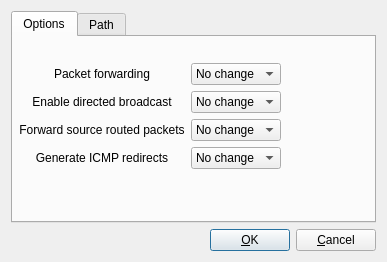
First picture: the form in src/gui/openbsdadvanceddialog_q.ui, repository fwbuilder/fwbuilder, before the edit.
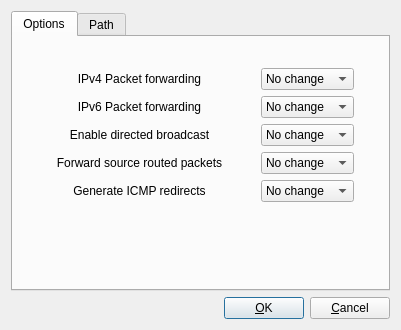
Second picture: the form after the edit.

Patch:
```diff
--- a/src/gui/openbsdadvanceddialog_q.ui
+++ b/src/gui/openbsdadvanceddialog_q.ui
@@ -5,8 +5,8 @@
    <rect>
     <x>0</x>
     <y>0</y>
-    <width>387</width>
-    <height>262</height>
+    <width>401</width>
+    <height>330</height>
    </rect>
   </property>
   <property name="windowTitle" >
@@ -16,7 +16,19 @@
    <property name="margin" >
     <number>11</number>
    </property>
-   <property name="spacing" >
+   <property name="topMargin" >
+    <number>11</number>
+   </property>
+   <property name="rightMargin" >
+    <number>11</number>
+   </property>
+   <property name="bottomMargin" >
+    <number>11</number>
+   </property>
+   <property name="horizontalSpacing" >
+    <number>6</number>
+   </property>
+   <property name="verticalSpacing" >
     <number>6</number>
    </property>
    <item row="1" column="0" >
@@ -81,16 +93,26 @@
        <string>Options</string>
       </attribute>
       <layout class="QGridLayout" >
-       <property name="margin" >
-        <number>6</number>
-       </property>
-       <property name="spacing" >
-        <number>6</number>
-       </property>
-       <item row="3" column="0" >
-        <widget class="QLabel" name="label538" >
+       <item row="0" column="0" >
+        <spacer>
+         <property name="orientation" >
+          <enum>Qt::Vertical</enum>
+         </property>
+         <property name="sizeType" >
+          <enum>QSizePolicy::Fixed</enum>
+         </property>
+         <property name="sizeHint" >
+          <size>
+           <width>20</width>
+           <height>20</height>
+          </size>
+         </property>
+        </spacer>
+       </item>
+       <item row="1" column="0" >
+        <widget class="QLabel" name="label534" >
          <property name="text" >
-          <string>Forward source routed packets</string>
+          <string>IPv4 Packet forwarding</string>
          </property>
          <property name="alignment" >
           <set>Qt::AlignCenter</set>
@@ -100,7 +122,80 @@
          </property>
         </widget>
        </item>
+       <item row="1" column="1" >
+        <widget class="QComboBox" name="openbsd_ip_forward" >
+         <property name="currentIndex" >
+          <number>0</number>
+         </property>
+         <item>
+          <property name="text" >
+           <string>No change</string>
+          </property>
+         </item>
+         <item>
+          <property name="text" >
+           <string>On</string>
+          </property>
+         </item>
+         <item>
+          <property name="text" >
+           <string>Off</string>
+          </property>
+         </item>
+        </widget>
+       </item>
+       <item row="1" column="2" >
+        <spacer>
+         <property name="orientation" >
+          <enum>Qt::Horizontal</enum>
+         </property>
+         <property name="sizeType" >
+          <enum>QSizePolicy::Expanding</enum>
+         </property>
+         <property name="sizeHint" >
+          <size>
+           <width>40</width>
+           <height>20</height>
+          </size>
+         </property>
+        </spacer>
+       </item>
        <item row="2" column="0" >
+        <widget class="QLabel" name="label534_2" >
+         <property name="text" >
+          <string>IPv6 Packet forwarding</string>
+         </property>
+         <property name="alignment" >
+          <set>Qt::AlignCenter</set>
+         </property>
+         <property name="wordWrap" >
+          <bool>false</bool>
+         </property>
+        </widget>
+       </item>
+       <item row="2" column="1" >
+        <widget class="QComboBox" name="openbsd_ipv6_forward" >
+         <property name="currentIndex" >
+          <number>0</number>
+         </property>
+         <item>
+          <property name="text" >
+           <string>No change</string>
+          </property>
+         </item>
+         <item>
+          <property name="text" >
+           <string>On</string>
+          </property>
+         </item>
+         <item>
+          <property name="text" >
+           <string>Off</string>
+          </property>
+         </item>
+        </widget>
+       </item>
+       <item row="3" column="0" >
         <widget class="QLabel" name="label536" >
          <property name="text" >
           <string>Enable directed broadcast</string>
@@ -114,57 +209,6 @@
         </widget>
        </item>
        <item row="3" column="1" >
-        <widget class="QComboBox" name="openbsd_ip_sourceroute" >
-         <item>
-          <property name="text" >
-           <string>No change</string>
-          </property>
-         </item>
-         <item>
-          <property name="text" >
-           <string>On</string>
-          </property>
-         </item>
-         <item>
-          <property name="text" >
-           <string>Off</string>
-          </property>
-         </item>
-        </widget>
-       </item>
-       <item row="4" column="1" >
-        <widget class="QComboBox" name="openbsd_ip_redirect" >
-         <item>
-          <property name="text" >
-           <string>No change</string>
-          </property>
-         </item>
-         <item>
-          <property name="text" >
-           <string>On</string>
-          </property>
-         </item>
-         <item>
-          <property name="text" >
-           <string>Off</string>
-          </property>
-         </item>
-        </widget>
-       </item>
-       <item row="1" column="0" >
-        <widget class="QLabel" name="label534" >
-         <property name="text" >
-          <string>Packet forwarding</string>
-         </property>
-         <property name="alignment" >
-          <set>Qt::AlignCenter</set>
-         </property>
-         <property name="wordWrap" >
-          <bool>false</bool>
-         </property>
-        </widget>
-       </item>
-       <item row="2" column="1" >
         <widget class="QComboBox" name="openbsd_ip_directed_broadcast" >
          <item>
           <property name="text" >
@@ -183,29 +227,39 @@
          </item>
         </widget>
        </item>
-       <item row="1" column="1" >
-        <widget class="QComboBox" name="openbsd_ip_forward" >
-         <property name="currentIndex" >
-          <number>0</number>
-         </property>
-         <item>
-          <property name="text" >
-           <string>No change</string>
-          </property>
-         </item>
-         <item>
-          <property name="text" >
-           <string>On</string>
-          </property>
-         </item>
-         <item>
-          <property name="text" >
-           <string>Off</string>
-          </property>
-         </item>
-        </widget>
-       </item>
        <item row="4" column="0" >
+        <widget class="QLabel" name="label538" >
+         <property name="text" >
+          <string>Forward source routed packets</string>
+         </property>
+         <property name="alignment" >
+          <set>Qt::AlignCenter</set>
+         </property>
+         <property name="wordWrap" >
+          <bool>false</bool>
+         </property>
+        </widget>
+       </item>
+       <item row="4" column="1" >
+        <widget class="QComboBox" name="openbsd_ip_sourceroute" >
+         <item>
+          <property name="text" >
+           <string>No change</string>
+          </property>
+         </item>
+         <item>
+          <property name="text" >
+           <string>On</string>
+          </property>
+         </item>
+         <item>
+          <property name="text" >
+           <string>Off</string>
+          </property>
+         </item>
+        </widget>
+       </item>
+       <item row="5" column="0" >
         <widget class="QLabel" name="label539" >
          <property name="text" >
           <string>Generate ICMP redirects</string>
@@ -218,55 +272,42 @@
          </property>
         </widget>
        </item>
-       <item row="5" column="0" >
-        <spacer>
-         <property name="orientation" >
-          <enum>Qt::Horizontal</enum>
-         </property>
-         <property name="sizeType" >
-          <enum>QSizePolicy::Fixed</enum>
-         </property>
-         <property name="sizeHint" >
-          <size>
-           <width>151</width>
-           <height>20</height>
-          </size>
-         </property>
-        </spacer>
-       </item>
-       <item row="0" column="0" >
-        <spacer>
-         <property name="orientation" >
-          <enum>Qt::Vertical</enum>
-         </property>
-         <property name="sizeType" >
-          <enum>QSizePolicy::Fixed</enum>
-         </property>
-         <property name="sizeHint" >
-          <size>
-           <width>20</width>
-           <height>20</height>
-          </size>
-         </property>
-        </spacer>
-       </item>
-       <item row="1" column="2" >
-        <spacer>
-         <property name="orientation" >
-          <enum>Qt::Horizontal</enum>
-         </property>
-         <property name="sizeType" >
-          <enum>QSizePolicy::Expanding</enum>
-         </property>
-         <property name="sizeHint" >
-          <size>
-           <width>40</width>
-           <height>20</height>
-          </size>
-         </property>
-        </spacer>
-       </item>
        <item row="5" column="1" >
+        <widget class="QComboBox" name="openbsd_ip_redirect" >
+         <item>
+          <property name="text" >
+           <string>No change</string>
+          </property>
+         </item>
+         <item>
+          <property name="text" >
+           <string>On</string>
+          </property>
+         </item>
+         <item>
+          <property name="text" >
+           <string>Off</string>
+          </property>
+         </item>
+        </widget>
+       </item>
+       <item row="6" column="0" >
+        <spacer>
+         <property name="orientation" >
+          <enum>Qt::Horizontal</enum>
+         </property>
+         <property name="sizeType" >
+          <enum>QSizePolicy::Fixed</enum>
+         </property>
+         <property name="sizeHint" >
+          <size>
+           <width>231</width>
+           <height>20</height>
+          </size>
+         </property>
+        </spacer>
+       </item>
+       <item row="6" column="1" >
         <spacer>
          <property name="orientation" >
           <enum>Qt::Vertical</enum>
@@ -276,8 +317,8 @@
          </property>
          <property name="sizeHint" >
           <size>
-           <width>20</width>
-           <height>40</height>
+           <width>93</width>
+           <height>51</height>
           </size>
          </property>
         </spacer>
```
Left out of the diff: 39 changed lines with no effect on the pictures.
